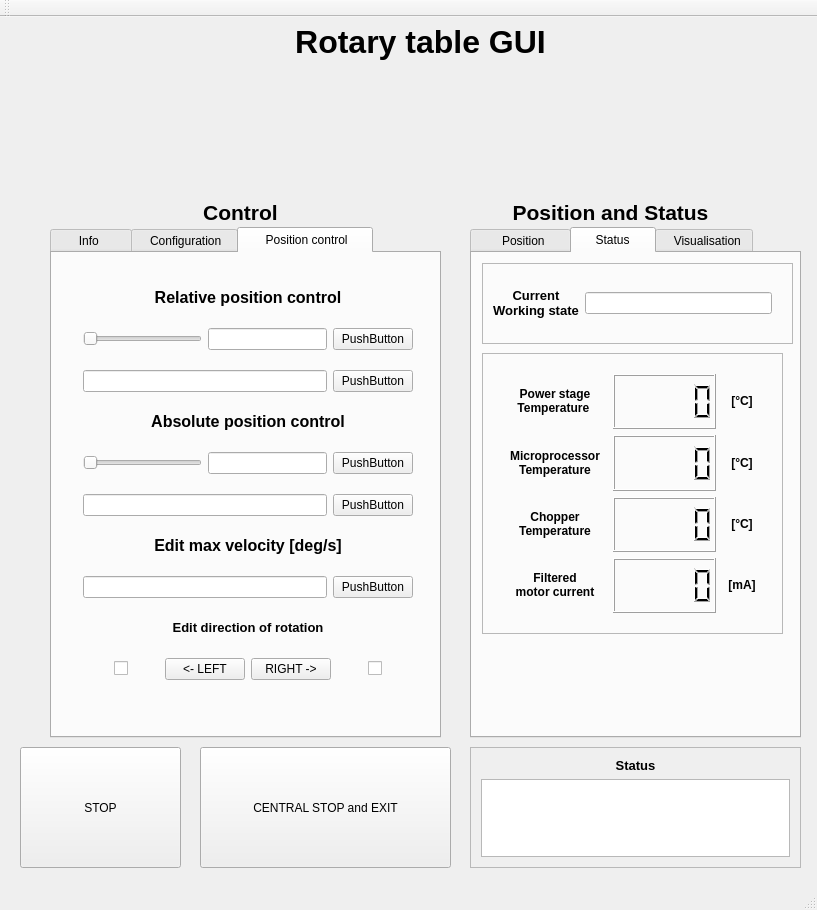
Above: ROTARY_TABLE_GUI_1/ROTARY_TABLE_GUI/mainwindow.ui from dluhosko/ROS_src before the change. Below: the same form after it.
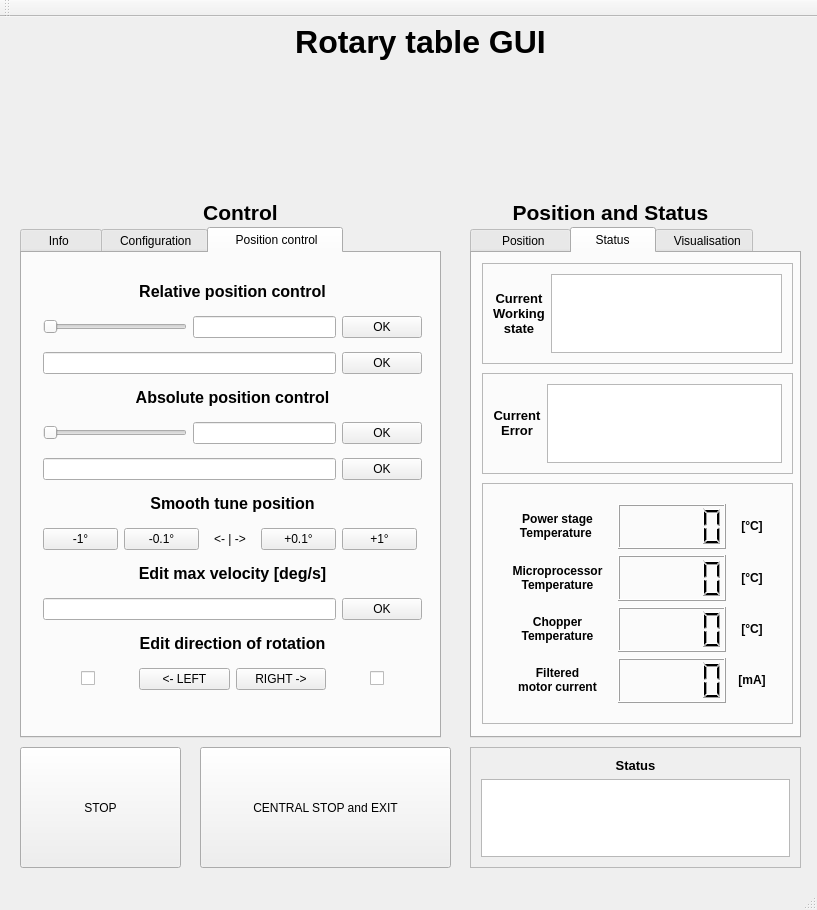
That is the form after the change. The open tabs and pages were chosen to show the change. Icons and pictures are not drawn.

Commit message:
Done:  change LE->TE -OK, add TE error log,  added smooth positioning
TO DO: test the incomming signals from RT , find out how to set direction of rotation, change LE to TE in working status,, calculate temperature and current in 0x226, and some other things with 0x226

What changed in the file:
```diff
--- a/ROTARY_TABLE_GUI_1/ROTARY_TABLE_GUI/mainwindow.ui
+++ b/ROTARY_TABLE_GUI_1/ROTARY_TABLE_GUI/mainwindow.ui
@@ -56,9 +56,9 @@
    <widget class="QTabWidget" name="control_Tabwidget">
     <property name="geometry">
      <rect>
-      <x>50</x>
+      <x>20</x>
       <y>210</y>
-      <width>391</width>
+      <width>421</width>
       <height>511</height>
      </rect>
     </property>
@@ -258,9 +258,9 @@
      <widget class="QWidget" name="verticalLayoutWidget">
       <property name="geometry">
        <rect>
-        <x>20</x>
+        <x>10</x>
         <y>10</y>
-        <width>352</width>
+        <width>401</width>
         <height>451</height>
        </rect>
       </property>
@@ -301,7 +301,7 @@
            <item>
             <widget class="QPushButton" name="relativeControl_slider_PB">
              <property name="text">
-              <string>PushButton</string>
+              <string>OK</string>
              </property>
             </widget>
            </item>
@@ -317,7 +317,7 @@
          <item>
           <widget class="QPushButton" name="relativeControl_input_PB">
            <property name="text">
-            <string>PushButton</string>
+            <string>OK</string>
            </property>
           </widget>
          </item>
@@ -354,7 +354,7 @@
          <item>
           <widget class="QPushButton" name="absoluteControl_slider_PB">
            <property name="text">
-            <string>PushButton</string>
+            <string>OK</string>
            </property>
           </widget>
          </item>
@@ -368,7 +368,89 @@
          <item>
           <widget class="QPushButton" name="absoluteControl_input_PB">
            <property name="text">
-            <string>PushButton</string>
+            <string>OK</string>
+           </property>
+          </widget>
+         </item>
+        </layout>
+       </item>
+       <item>
+        <widget class="QLabel" name="label_40">
+         <property name="maximumSize">
+          <size>
+           <width>16777215</width>
+           <height>20</height>
+          </size>
+         </property>
+         <property name="text">
+          <string>&lt;html&gt;&lt;head/&gt;&lt;body&gt;&lt;p align=&quot;center&quot;&gt;&lt;span style=&quot; font-size:12pt; font-weight:600;&quot;&gt;Smooth tune position&lt;/span&gt;&lt;/p&gt;&lt;/body&gt;&lt;/html&gt;</string>
+         </property>
+        </widget>
+       </item>
+       <item>
+        <layout class="QHBoxLayout" name="horizontalLayout_20">
+         <item>
+          <widget class="QPushButton" name="smooth_minusOne_PB">
+           <property name="maximumSize">
+            <size>
+             <width>75</width>
+             <height>16777215</height>
+            </size>
+           </property>
+           <property name="text">
+            <string>-1°</string>
+           </property>
+          </widget>
+         </item>
+         <item>
+          <widget class="QPushButton" name="smooth_minusHalf_PB">
+           <property name="maximumSize">
+            <size>
+             <width>75</width>
+             <height>16777215</height>
+            </size>
+           </property>
+           <property name="text">
+            <string>-0.1°</string>
+           </property>
+          </widget>
+         </item>
+         <item>
+          <widget class="QLabel" name="label_41">
+           <property name="maximumSize">
+            <size>
+             <width>50</width>
+             <height>16777215</height>
+            </size>
+           </property>
+           <property name="text">
+            <string>&lt;html&gt;&lt;head/&gt;&lt;body&gt;&lt;p align=&quot;center&quot;&gt;&amp;lt;- | -&amp;gt;&lt;/p&gt;&lt;/body&gt;&lt;/html&gt;</string>
+           </property>
+          </widget>
+         </item>
+         <item>
+          <widget class="QPushButton" name="smooth_plusHalf_PB">
+           <property name="maximumSize">
+            <size>
+             <width>75</width>
+             <height>16777215</height>
+            </size>
+           </property>
+           <property name="text">
+            <string>+0.1°</string>
+           </property>
+          </widget>
+         </item>
+         <item>
+          <widget class="QPushButton" name="smooth_plusOne_PB">
+           <property name="maximumSize">
+            <size>
+             <width>75</width>
+             <height>16777215</height>
+            </size>
+           </property>
+           <property name="text">
+            <string>+1°</string>
            </property>
           </widget>
          </item>
@@ -395,7 +477,7 @@
          <item>
           <widget class="QPushButton" name="MaxVelocity_input_PB">
            <property name="text">
-            <string>PushButton</string>
+            <string>OK</string>
            </property>
           </widget>
          </item>
@@ -410,7 +492,7 @@
           </size>
          </property>
          <property name="text">
-          <string>&lt;html&gt;&lt;head/&gt;&lt;body&gt;&lt;p align=&quot;center&quot;&gt;&lt;span style=&quot; font-size:10pt; font-weight:600;&quot;&gt;Edit direction of rotation&lt;/span&gt;&lt;/p&gt;&lt;/body&gt;&lt;/html&gt;</string>
+          <string>&lt;html&gt;&lt;head/&gt;&lt;body&gt;&lt;p align=&quot;center&quot;&gt;&lt;span style=&quot; font-size:12pt; font-weight:600;&quot;&gt;Edit direction of rotation&lt;/span&gt;&lt;/p&gt;&lt;/body&gt;&lt;/html&gt;</string>
          </property>
         </widget>
        </item>
@@ -805,9 +887,9 @@
       <property name="geometry">
        <rect>
         <x>10</x>
-        <y>100</y>
-        <width>301</width>
-        <height>281</height>
+        <y>230</y>
+        <width>311</width>
+        <height>241</height>
        </rect>
       </property>
       <property name="frameShape">
@@ -821,8 +903,8 @@
         <rect>
          <x>10</x>
          <y>10</y>
-         <width>281</width>
-         <height>261</height>
+         <width>291</width>
+         <height>221</height>
         </rect>
        </property>
        <layout class="QGridLayout" name="gridLayout">
@@ -909,7 +991,7 @@
         <x>10</x>
         <y>10</y>
         <width>311</width>
-        <height>81</height>
+        <height>101</height>
        </rect>
       </property>
       <property name="frameShape">
@@ -923,20 +1005,84 @@
         <rect>
          <x>0</x>
          <y>0</y>
-         <width>301</width>
-         <height>80</height>
+         <width>311</width>
+         <height>101</height>
         </rect>
        </property>
        <layout class="QHBoxLayout" name="horizontalLayout_19">
         <item>
          <widget class="QLabel" name="label_30">
+          <property name="maximumSize">
+           <size>
+            <width>60</width>
+            <height>200</height>
+           </size>
+          </property>
           <property name="text">
-           <string>&lt;html&gt;&lt;head/&gt;&lt;body&gt;&lt;p align=&quot;center&quot;&gt;&lt;span style=&quot; font-size:10pt; font-weight:600;&quot;&gt;Current&lt;br/&gt;Working state&lt;/span&gt;&lt;/p&gt;&lt;/body&gt;&lt;/html&gt;</string>
+           <string>&lt;html&gt;&lt;head/&gt;&lt;body&gt;&lt;p align=&quot;center&quot;&gt;&lt;span style=&quot; font-size:10pt; font-weight:600;&quot;&gt;Current&lt;br/&gt;Working&lt;br/&gt;state&lt;/span&gt;&lt;/p&gt;&lt;/body&gt;&lt;/html&gt;</string>
           </property>
          </widget>
         </item>
         <item>
-         <widget class="QLineEdit" name="config_workingState_LE"/>
+         <widget class="QTextEdit" name="status_workingState_TE">
+          <property name="maximumSize">
+           <size>
+            <width>250</width>
+            <height>16777215</height>
+           </size>
+          </property>
+         </widget>
+        </item>
+       </layout>
+      </widget>
+     </widget>
+     <widget class="QFrame" name="frame_11">
+      <property name="geometry">
+       <rect>
+        <x>10</x>
+        <y>120</y>
+        <width>311</width>
+        <height>101</height>
+       </rect>
+      </property>
+      <property name="frameShape">
+       <enum>QFrame::StyledPanel</enum>
+      </property>
+      <property name="frameShadow">
+       <enum>QFrame::Raised</enum>
+      </property>
+      <widget class="QWidget" name="horizontalLayoutWidget">
+       <property name="geometry">
+        <rect>
+         <x>0</x>
+         <y>0</y>
+         <width>311</width>
+         <height>101</height>
+        </rect>
+       </property>
+       <layout class="QHBoxLayout" name="horizontalLayout_8">
+        <item>
+         <widget class="QLabel" name="label_38">
+          <property name="maximumSize">
+           <size>
+            <width>60</width>
+            <height>16777215</height>
+           </size>
+          </property>
+          <property name="text">
+           <string>&lt;html&gt;&lt;head/&gt;&lt;body&gt;&lt;p align=&quot;center&quot;&gt;&lt;span style=&quot; font-size:10pt; font-weight:600;&quot;&gt;Current&lt;br/&gt;Error&lt;/span&gt;&lt;/p&gt;&lt;/body&gt;&lt;/html&gt;</string>
+          </property>
+         </widget>
+        </item>
+        <item>
+         <widget class="QTextEdit" name="status_error_TE">
+          <property name="maximumSize">
+           <size>
+            <width>250</width>
+            <height>16777215</height>
+           </size>
+          </property>
+         </widget>
         </item>
        </layout>
       </widget>
```
Left out of the diff: 10 changed lines with no effect on the pictures. The commit also changes 11 other files.
